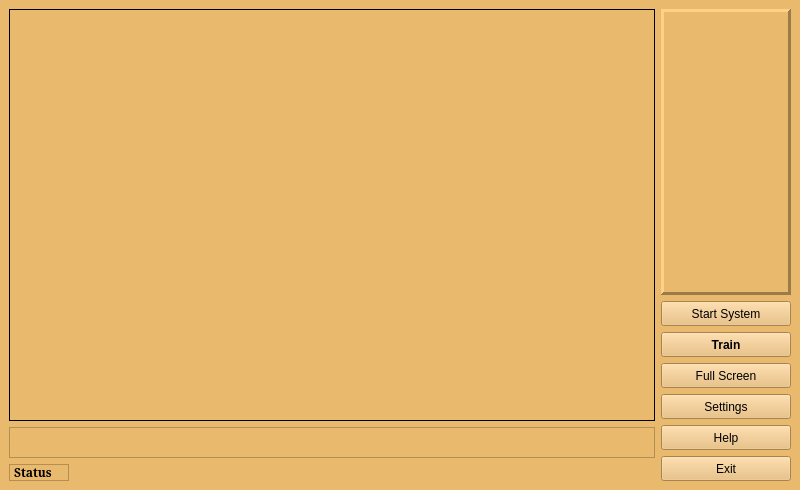
Qt form mainWindow.ui (ahmadabdulnasir/attendance) before a commit.
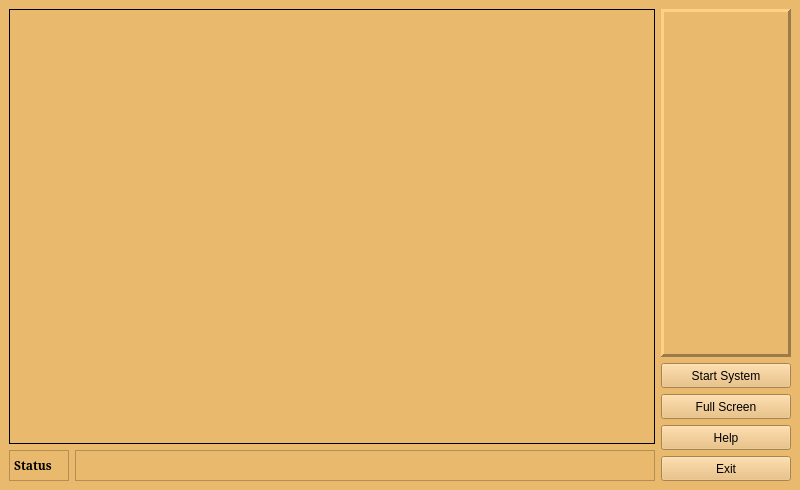
The same form after that commit.

```diff
--- a/mainWindow.ui
+++ b/mainWindow.ui
@@ -54,6 +54,8 @@
   <widget class="QWidget" name="centralwidget">
    <layout class="QGridLayout" name="gridLayout">
     <item row="0" column="0">
+     <layout class="QHBoxLayout" name="horizontalLayout_2">
+      <item>
      <layout class="QVBoxLayout" name="verticalLayout_2">
       <item>
        <widget class="QLabel" name="mainFrame">
@@ -90,6 +92,52 @@
        </widget>
       </item>
       <item>
+         <layout class="QHBoxLayout" name="horizontalLayout">
+          <item>
+           <widget class="QLabel" name="statusLabel">
+            <property name="sizePolicy">
+             <sizepolicy hsizetype="Fixed" vsizetype="Fixed">
+              <horstretch>0</horstretch>
+              <verstretch>0</verstretch>
+             </sizepolicy>
+            </property>
+            <property name="minimumSize">
+             <size>
+              <width>60</width>
+              <height>31</height>
+             </size>
+            </property>
+            <property name="maximumSize">
+             <size>
+              <width>60</width>
+              <height>31</height>
+             </size>
+            </property>
+            <property name="baseSize">
+             <size>
+              <width>60</width>
+              <height>17</height>
+             </size>
+            </property>
+            <property name="font">
+             <font>
+              <family>Serif</family>
+              <weight>75</weight>
+              <bold>true</bold>
+             </font>
+            </property>
+            <property name="frameShape">
+             <enum>QFrame::StyledPanel</enum>
+            </property>
+            <property name="frameShadow">
+             <enum>QFrame::Sunken</enum>
+            </property>
+            <property name="text">
+             <string>Status</string>
+            </property>
+           </widget>
+          </item>
+          <item>
        <widget class="QTextBrowser" name="statusBox">
         <property name="sizePolicy">
          <sizepolicy hsizetype="Expanding" vsizetype="Fixed">
@@ -124,53 +172,11 @@
         </property>
        </widget>
       </item>
+         </layout>
+        </item>
+       </layout>
+      </item>
       <item>
-       <widget class="QLabel" name="statusLabel">
-        <property name="sizePolicy">
-         <sizepolicy hsizetype="Fixed" vsizetype="Fixed">
-          <horstretch>0</horstretch>
-          <verstretch>0</verstretch>
-         </sizepolicy>
-        </property>
-        <property name="minimumSize">
-         <size>
-          <width>60</width>
-          <height>17</height>
-         </size>
-        </property>
-        <property name="maximumSize">
-         <size>
-          <width>60</width>
-          <height>17</height>
-         </size>
-        </property>
-        <property name="baseSize">
-         <size>
-          <width>60</width>
-          <height>17</height>
-         </size>
-        </property>
-        <property name="font">
-         <font>
-          <family>Serif</family>
-          <weight>75</weight>
-          <bold>true</bold>
-         </font>
-        </property>
-        <property name="frameShape">
-         <enum>QFrame::StyledPanel</enum>
-        </property>
-        <property name="frameShadow">
-         <enum>QFrame::Sunken</enum>
-        </property>
-        <property name="text">
-         <string>Status</string>
-        </property>
-       </widget>
-      </item>
-     </layout>
-    </item>
-    <item row="0" column="1">
      <layout class="QVBoxLayout" name="verticalLayout">
       <item>
        <widget class="QLabel" name="responseFrame">
@@ -234,31 +240,6 @@
         </property>
        </widget>
       </item>
-      <item>
-       <widget class="QPushButton" name="trainButton">
-        <property name="maximumSize">
-         <size>
-          <width>150</width>
-          <height>25</height>
-         </size>
-        </property>
-        <property name="font">
-         <font>
-          <weight>75</weight>
-          <bold>true</bold>
-         </font>
-        </property>
-        <property name="autoFillBackground">
-         <bool>true</bool>
-        </property>
-        <property name="styleSheet">
-         <string notr="true"/>
-        </property>
-        <property name="text">
-         <string>Train</string>
-        </property>
-       </widget>
-      </item>
       <item>
        <widget class="QPushButton" name="fullScreenButton">
         <property name="maximumSize">
@@ -272,19 +253,6 @@
         </property>
        </widget>
       </item>
-      <item>
-       <widget class="QPushButton" name="settingsButton">
-        <property name="maximumSize">
-         <size>
-          <width>150</width>
-          <height>25</height>
-         </size>
-        </property>
-        <property name="text">
-         <string>Settings</string>
-        </property>
-       </widget>
-      </item>
       <item>
        <widget class="QPushButton" name="helpButton">
         <property name="maximumSize">
@@ -310,6 +278,8 @@
          <string>Exit</string>
         </property>
        </widget>
+        </item>
+       </layout>
       </item>
      </layout>
     </item>
```
Lines whose indentation alone changed are shown as unchanged.
